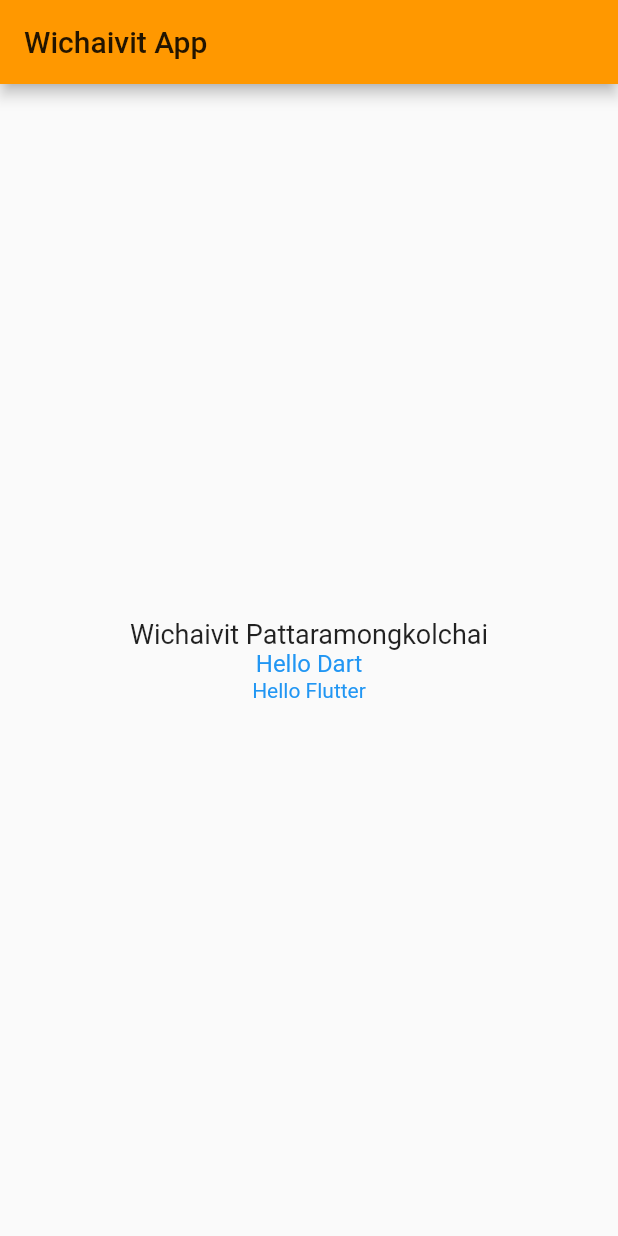
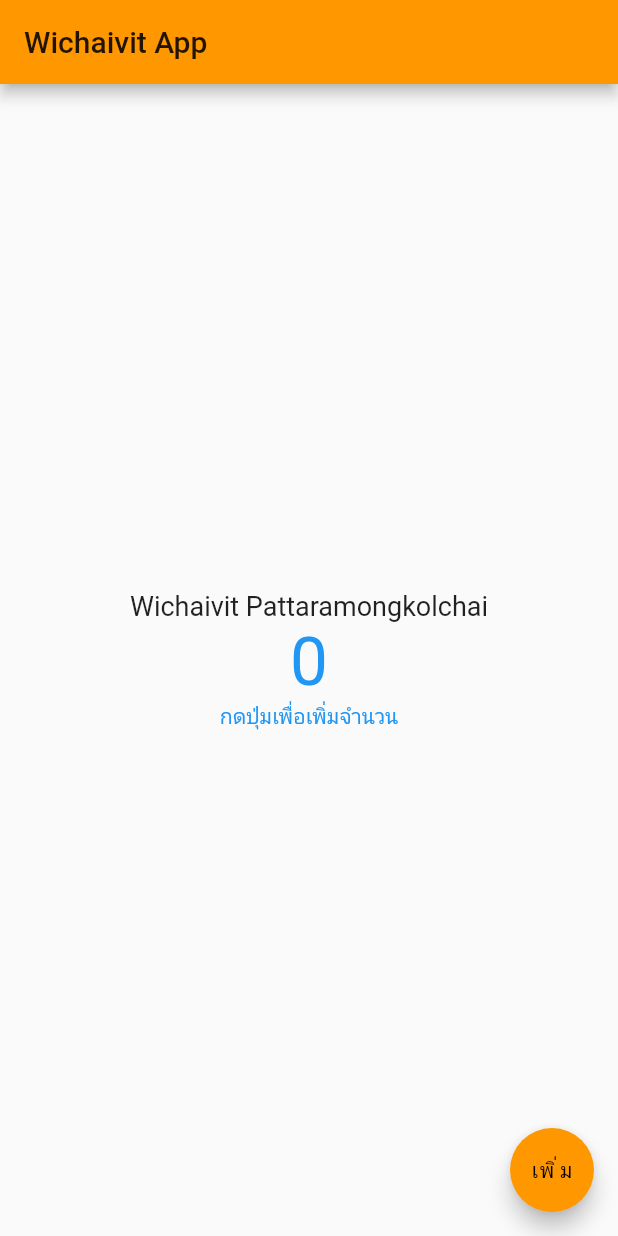
Before and after one commit to dail555/flutter_demo, a Flutter app: the screen it shows after launch, on a phone screen of 412 x 824 dp. Run offline on Flutter 3.47's test engine with Material 2 defaults, Android fonts, the phone set to English and light mode, and no system bars.

Commit message:
add floatingActionButton

```diff
--- a/lib/main.dart
+++ b/lib/main.dart
@@ -23,6 +23,8 @@ class MyHomePage extends StatefulWidget {
 }
 
 class _MyHomePageState extends State<MyHomePage> {
+  int number = 0;
+
   @override
   Widget build(BuildContext context) {
     return Scaffold(
@@ -38,15 +40,20 @@ class _MyHomePageState extends State<MyHomePage> {
               style: TextStyle(fontSize: 18),
             ),
             Text(
-                "Hello Dart",
-                style: TextStyle(fontSize: 16, color: Colors.blue),
+              number.toString(),
+              style: TextStyle(fontSize: 45, color: Colors.blue),
             ),
             Text(
-                "Hello Flutter",
+              "กดปุ่มเพื่อเพิ่มจำนวน",
               style: TextStyle(fontSize: 14, color: Colors.blue),
             ),
           ],
         ),
-        ));
+      ),
+      floatingActionButton: FloatingActionButton(
+        onPressed:() {},
+        child: Text("เพิ่ม"),
+      ),
+    );
   }
 }
```
Lines whose indentation alone changed are shown as unchanged.
